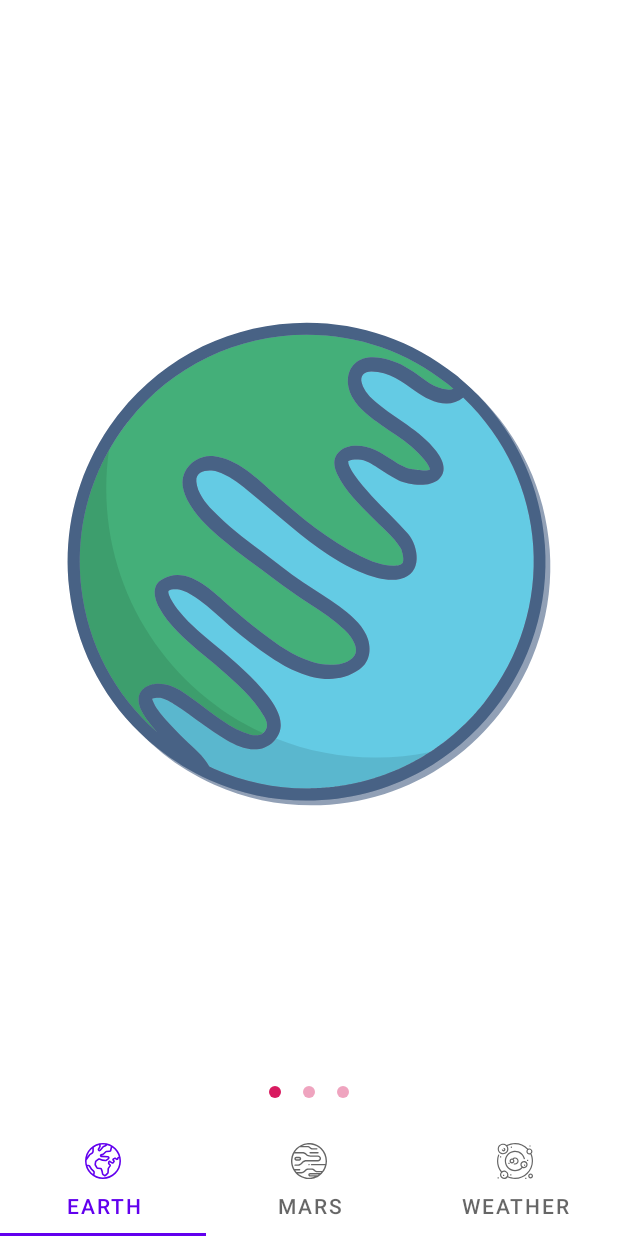
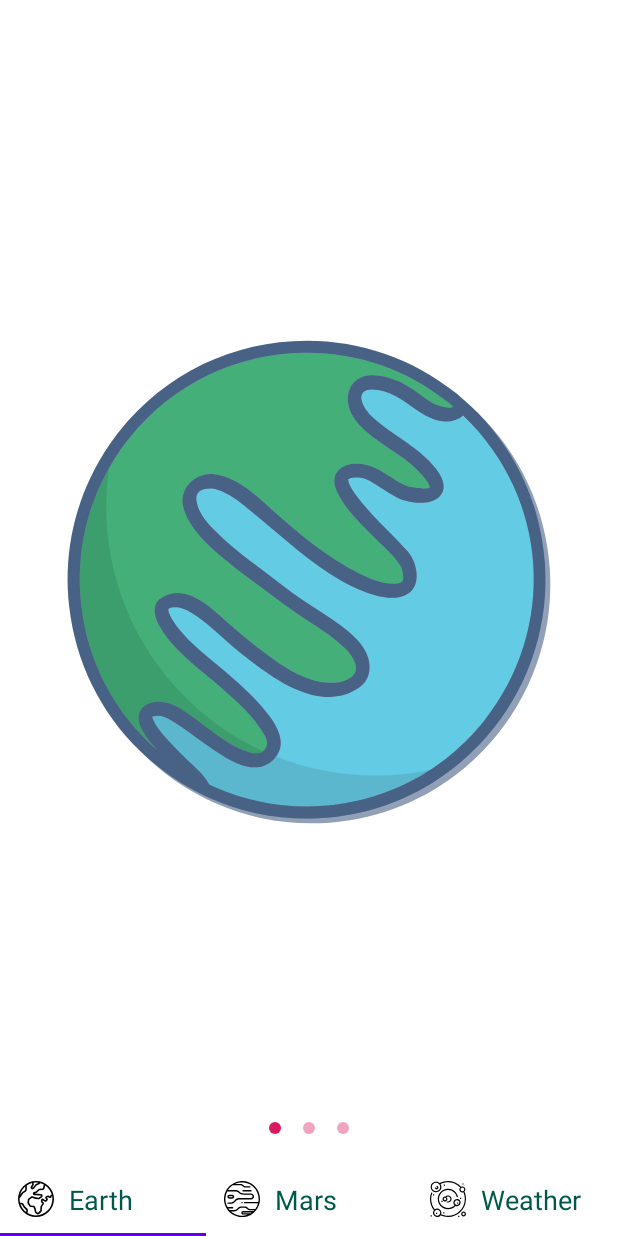
Before and after one commit to shumvlesu/OneSpaceFoto, an Android app: the ApiActivity screen opened directly, with no data from a screen before it, on a phone screen of 412 x 824 dp. Run offline under Robolectric (Android 15) with nearby library versions, the phone set to English and light mode, and no system bars.

Commit message:
3е ДЗ Начало. Надо сделать привязку в активити.

```diff
--- a/app/src/main/java/com/shumikhin/onespaefoto/ui/api/ApiActivity.kt
+++ b/app/src/main/java/com/shumikhin/onespaefoto/ui/api/ApiActivity.kt
@@ -1,6 +1,7 @@
 package com.shumikhin.onespaefoto.ui.api
 
 import android.os.Bundle
+import android.view.LayoutInflater
 import androidx.appcompat.app.AppCompatActivity
 import com.shumikhin.onespaefoto.R
 import com.shumikhin.onespaefoto.databinding.ActivityApiBinding
@@ -19,10 +20,19 @@ class ApiActivity : AppCompatActivity() {
             //заполняем TabLayout, используется getPageTitle() из ViewPagerAdapter
             binding.tabLayout.setupWithViewPager(binding.viewPager)
             //Добавим иконки на наши вкладки
-            binding.tabLayout.getTabAt(0)?.setIcon(R.drawable.ic_earth)
-            binding.tabLayout.getTabAt(1)?.setIcon(R.drawable.ic_mars)
-            binding.tabLayout.getTabAt(2)?.setIcon(R.drawable.ic_system)
+//            binding.tabLayout.getTabAt(0)?.setIcon(R.drawable.ic_earth)
+//            binding.tabLayout.getTabAt(1)?.setIcon(R.drawable.ic_mars)
+//            binding.tabLayout.getTabAt(2)?.setIcon(R.drawable.ic_system)
         }
+        setCustomTabs()
+    }
+
+    //Для каждой вкладки будет свой макет с соответствующей подписью и иконкой.
+    private fun setCustomTabs() {
+        val layoutInflater = LayoutInflater.from(this)
+        binding.tabLayout.getTabAt(0)?.customView = layoutInflater.inflate(R.layout.activity_api_custom_tab_earth, null)
+        binding.tabLayout.getTabAt(1)?.customView = layoutInflater.inflate(R.layout.activity_api_custom_tab_mars, null)
+        binding.tabLayout.getTabAt(2)?.customView = layoutInflater.inflate(R.layout.activity_api_custom_tab_weather,null)
     }
 
 }
--- /dev/null
+++ b/app/src/main/res/layout/activity_api_custom_tab_earth.xml
@@ -0,0 +1,21 @@
+<?xml version="1.0" encoding="utf-8"?>
+<androidx.constraintlayout.widget.ConstraintLayout xmlns:android="http://schemas.android.com/apk/res/android"
+    xmlns:app="http://schemas.android.com/apk/res-auto"
+    xmlns:tools="http://schemas.android.com/tools"
+    android:layout_width="match_parent"
+    android:layout_height="match_parent"
+    tools:context=".ui.api.ApiActivity">
+
+    <androidx.appcompat.widget.AppCompatTextView
+        android:id="@+id/tab_image_textview"
+        android:layout_width="wrap_content"
+        android:layout_height="wrap_content"
+        android:drawableStart="@drawable/ic_earth"
+        android:drawablePadding="10dp"
+        android:gravity="center_vertical"
+        android:text="Earth"
+        android:textColor="@color/colorPrimaryDark"
+        android:textSize="18sp"
+        app:layout_constraintStart_toStartOf="parent"
+        app:layout_constraintTop_toTopOf="parent" />
+</androidx.constraintlayout.widget.ConstraintLayout>
--- /dev/null
+++ b/app/src/main/res/layout/activity_api_custom_tab_mars.xml
@@ -0,0 +1,21 @@
+<?xml version="1.0" encoding="utf-8"?>
+<androidx.constraintlayout.widget.ConstraintLayout xmlns:android="http://schemas.android.com/apk/res/android"
+    xmlns:app="http://schemas.android.com/apk/res-auto"
+    xmlns:tools="http://schemas.android.com/tools"
+    android:layout_width="match_parent"
+    android:layout_height="match_parent"
+    tools:context=".ui.api.ApiActivity">
+
+    <androidx.appcompat.widget.AppCompatTextView
+        android:id="@+id/tab_image_textview"
+        android:layout_width="wrap_content"
+        android:layout_height="wrap_content"
+        android:drawableStart="@drawable/ic_mars"
+        android:drawablePadding="10dp"
+        android:gravity="center_vertical"
+        android:text="Mars"
+        android:textColor="@color/colorPrimaryDark"
+        android:textSize="18sp"
+        app:layout_constraintStart_toStartOf="parent"
+        app:layout_constraintTop_toTopOf="parent" />
+</androidx.constraintlayout.widget.ConstraintLayout>
--- /dev/null
+++ b/app/src/main/res/layout/activity_api_custom_tab_weather.xml
@@ -0,0 +1,21 @@
+<?xml version="1.0" encoding="utf-8"?>
+<androidx.constraintlayout.widget.ConstraintLayout xmlns:android="http://schemas.android.com/apk/res/android"
+    xmlns:app="http://schemas.android.com/apk/res-auto"
+    xmlns:tools="http://schemas.android.com/tools"
+    android:layout_width="match_parent"
+    android:layout_height="match_parent"
+    tools:context=".ui.api.ApiActivity">
+
+    <androidx.appcompat.widget.AppCompatTextView
+        android:id="@+id/tab_image_textview"
+        android:layout_width="wrap_content"
+        android:layout_height="wrap_content"
+        android:drawableStart="@drawable/ic_system"
+        android:drawablePadding="10dp"
+        android:gravity="center_vertical"
+        android:text="Weather"
+        android:textColor="@color/colorPrimaryDark"
+        android:textSize="18sp"
+        app:layout_constraintStart_toStartOf="parent"
+        app:layout_constraintTop_toTopOf="parent" />
+</androidx.constraintlayout.widget.ConstraintLayout>
```
